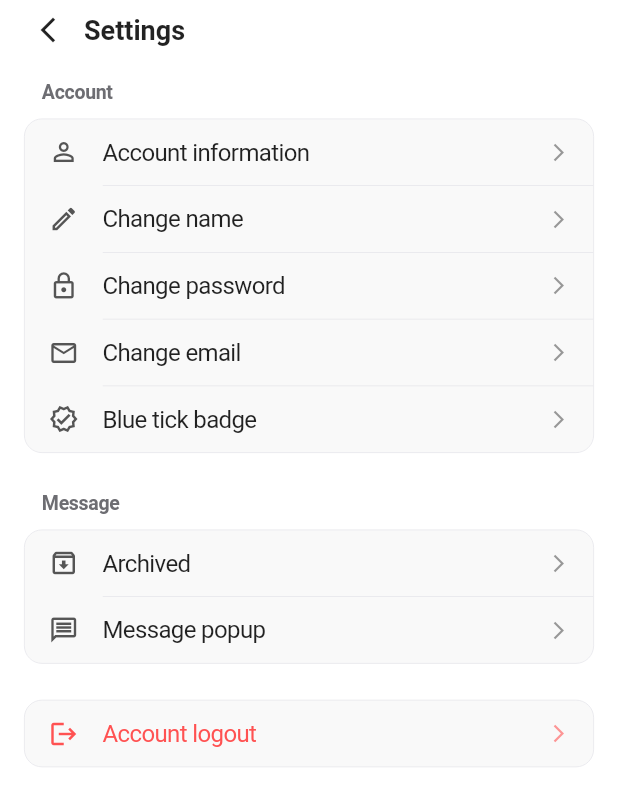
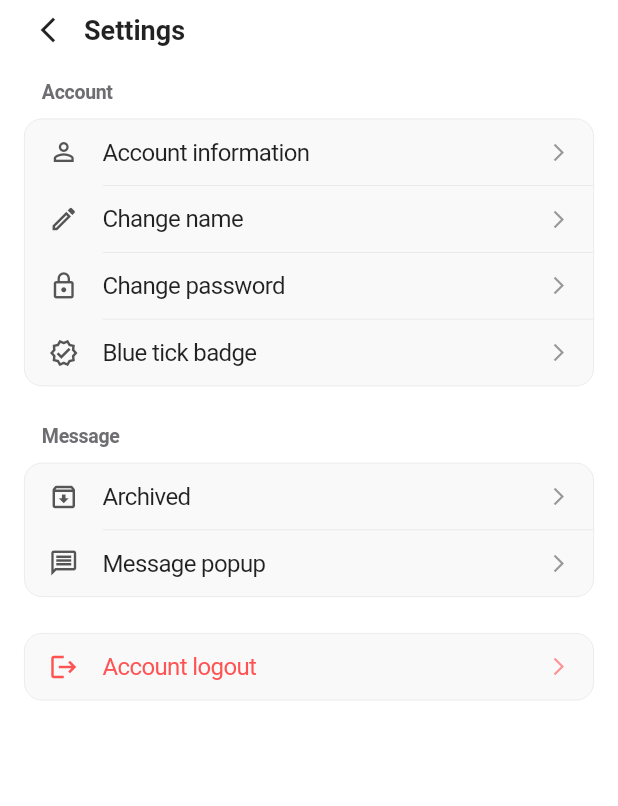
Before and after one commit to anjitchaudhary/talksy, a Flutter app: the SettingScreen screen opened directly, on a phone screen of 412 x 824 dp. Shown: the top 806 px of the screen. Run offline on Flutter 3.47's test engine with Material 3 defaults, Android fonts, the phone set to English and light mode, and no system bars; our stand-ins replace flutter_dotenv, flutter_secure_storage, google_sign_in, image_picker, shared_preferences, sqflite and 1 more; accounts and stored records are empty; network calls fail.

Commit message:
Remove Email change in setting

```diff
--- a/lib/screens/auth/login_account/home/profile/setting.dart
+++ b/lib/screens/auth/login_account/home/profile/setting.dart
@@ -127,19 +127,6 @@ class SettingScreen extends StatelessWidget {
                     _buildSettingItem(
                       icon: Icons.lock_outline,
                       title: 'Change password',
-                      textColor: textColor,
-                      iconColor: iconColor,
-                      onTap: () {},
-                    ),
-                    Divider(
-                      height: 0.5,
-                      thickness: 0.5,
-                      color: dividerColor,
-                      indent: 52,
-                    ),
-                    _buildSettingItem(
-                      icon: Icons.email_outlined,
-                      title: 'Change email',
                       textColor: textColor,
                       iconColor: iconColor,
                       onTap: () {},
```
